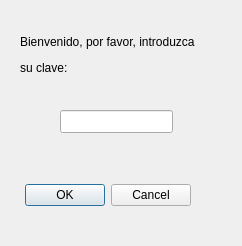
xeyos/RM-Kaepora, file UI/Login.ui: the form before one commit.
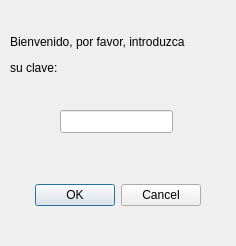
The form after the commit.

```diff
--- a/UI/Login.ui
+++ b/UI/Login.ui
@@ -6,7 +6,7 @@
    <rect>
     <x>0</x>
     <y>0</y>
-    <width>242</width>
+    <width>236</width>
     <height>246</height>
    </rect>
   </property>
@@ -16,7 +16,7 @@
   <widget class="QDialogButtonBox" name="buttonBox">
    <property name="geometry">
     <rect>
-     <x>20</x>
+     <x>30</x>
      <y>180</y>
      <width>171</width>
      <height>31</height>
@@ -32,12 +32,17 @@
   <widget class="QLabel" name="label">
    <property name="geometry">
     <rect>
-     <x>20</x>
+     <x>10</x>
      <y>30</y>
      <width>211</width>
      <height>51</height>
     </rect>
    </property>
+   <property name="font">
+    <font>
+     <pointsize>9</pointsize>
+    </font>
+   </property>
    <property name="text">
     <string>&lt;html&gt;&lt;head/&gt;&lt;body&gt;&lt;p&gt;Bienvenido, por favor, introduzca &lt;/p&gt;&lt;p&gt;su clave:&lt;/p&gt;&lt;/body&gt;&lt;/html&gt;</string>
    </property>
```
